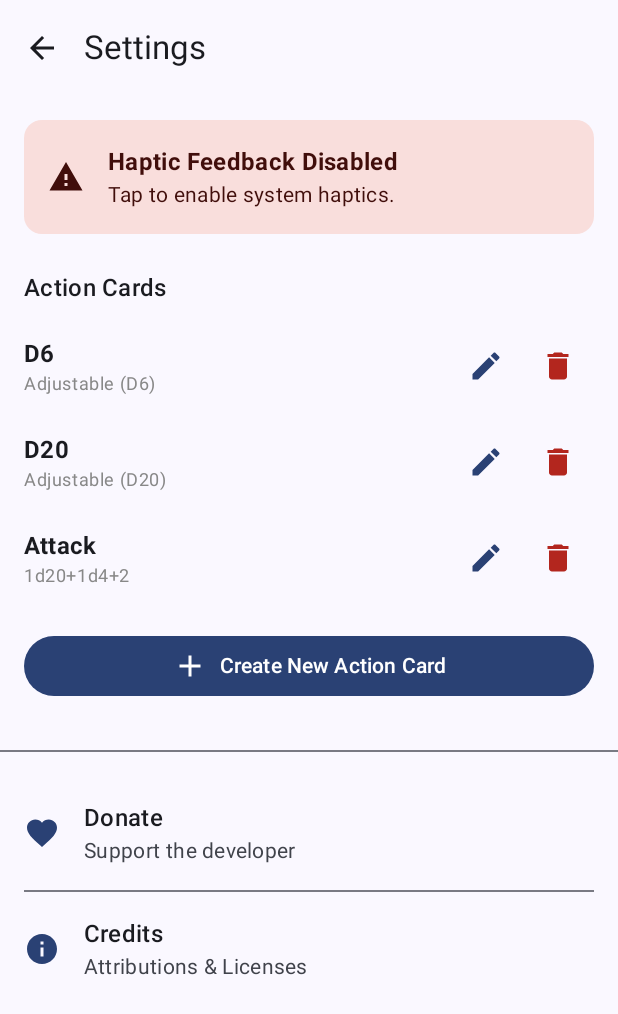
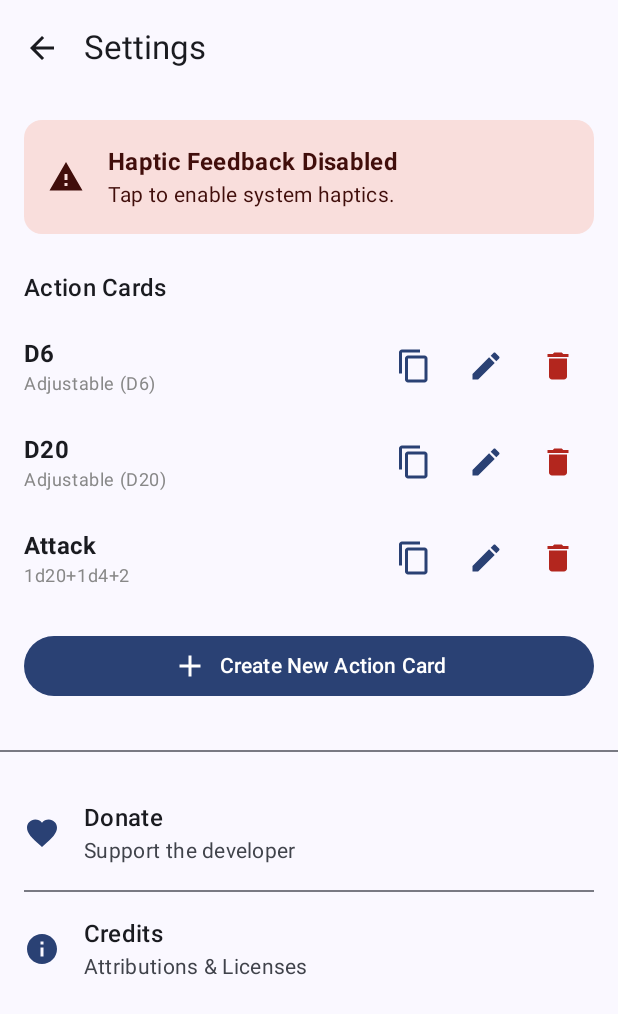
Before and after one commit to CapJunkrat/DiceRoller, an Android app built with Jetpack Compose: the SettingsScreen screen opened through its navigation route, on a phone screen of 412 x 824 dp. Shown: the top 1014 px of the screen. Run offline under Robolectric (Android 15) with nearby library versions, the light colour scheme and no system bars; our stand-ins replace AdMob, Room's generated code; pictures from the network do not load.

Commit message:
feat(ui): Add copy option to action cards

```diff
--- a/app/src/main/java/com/johnz/diceroller/ui/settings/SettingsScreen.kt
+++ b/app/src/main/java/com/johnz/diceroller/ui/settings/SettingsScreen.kt
@@ -25,6 +25,9 @@ import androidx.compose.ui.Alignment
 import androidx.compose.ui.Modifier
 import androidx.compose.ui.draw.clip
 import androidx.compose.ui.graphics.Color
+import androidx.compose.ui.graphics.vector.ImageVector
+import androidx.compose.ui.graphics.vector.path
+import androidx.compose.ui.graphics.SolidColor
 import androidx.compose.ui.platform.LocalContext
 import androidx.compose.ui.text.font.FontWeight
 import androidx.compose.ui.unit.dp
@@ -32,6 +35,43 @@ import androidx.lifecycle.viewmodel.compose.viewModel
 import com.johnz.diceroller.DiceParser
 import com.johnz.diceroller.DiceType
 import com.johnz.diceroller.data.db.ActionCard
+
+// Custom ContentCopy Icon (since we might not have it in dependencies)
+val CopyIcon: ImageVector = ImageVector.Builder(
+    name = "ContentCopy",
+    defaultWidth = 24.dp,
+    defaultHeight = 24.dp,
+    viewportWidth = 24f,
+    viewportHeight = 24f
+).apply {
+    path(fill = SolidColor(Color.Black)) {
+        moveTo(16.0f, 1.0f)
+        horizontalLineTo(4.0f)
+        curveTo(2.9f, 1.0f, 2.0f, 1.9f, 2.0f, 3.0f)
+        verticalLineTo(17.0f)
+        horizontalLineTo(4.0f)
+        verticalLineTo(3.0f)
+        horizontalLineTo(16.0f)
+        verticalLineTo(1.0f)
+        close()
+        moveTo(19.0f, 5.0f)
+        horizontalLineTo(8.0f)
+        curveTo(6.9f, 5.0f, 6.0f, 5.9f, 6.0f, 7.0f)
+        verticalLineTo(21.0f)
+        curveTo(6.0f, 22.1f, 6.9f, 23.0f, 8.0f, 23.0f)
+        horizontalLineTo(19.0f)
+        curveTo(20.1f, 23.0f, 21.0f, 22.1f, 21.0f, 21.0f)
+        verticalLineTo(7.0f)
+        curveTo(21.0f, 5.9f, 20.1f, 5.0f, 19.0f, 5.0f)
+        close()
+        moveTo(19.0f, 21.0f)
+        horizontalLineTo(8.0f)
+        verticalLineTo(7.0f)
+        horizontalLineTo(19.0f)
+        verticalLineTo(21.0f)
+        close()
+    }
+}.build()
 
 @OptIn(ExperimentalMaterial3Api::class)
 @Composable
@@ -220,6 +260,7 @@ fun SettingsScreen(
                     ActionCardRow(
                         card = card,
                         onEdit = { cardToEdit = card },
+                        onDuplicate = { viewModel.duplicateActionCard(card) },
                         onDelete = { cardToDelete = card }
                     )
                 }
@@ -298,7 +339,7 @@ fun SettingsScreen(
 }
 
 @Composable
-fun ActionCardRow(card: ActionCard, onEdit: () -> Unit, onDelete: () -> Unit) {
+fun ActionCardRow(card: ActionCard, onEdit: () -> Unit, onDuplicate: () -> Unit, onDelete: () -> Unit) {
     Row(
         modifier = Modifier
             .fillMaxWidth()
@@ -311,6 +352,9 @@ fun ActionCardRow(card: ActionCard, onEdit: () -> Unit, onDelete: () -> Unit) {
             Text(text = desc, style = MaterialTheme.typography.bodySmall, color = Color.Gray)
         }
 
+        IconButton(onClick = onDuplicate) {
+            Icon(CopyIcon, contentDescription = "Duplicate", tint = MaterialTheme.colorScheme.primary)
+        }
         IconButton(onClick = onEdit) {
             Icon(Icons.Default.Edit, contentDescription = "Edit", tint = MaterialTheme.colorScheme.primary)
         }
--- a/app/src/main/java/com/johnz/diceroller/ui/settings/SettingsViewModel.kt
+++ b/app/src/main/java/com/johnz/diceroller/ui/settings/SettingsViewModel.kt
@@ -96,6 +96,18 @@ class SettingsViewModel(application: Application) : AndroidViewModel(application
         }
     }
 
+    fun duplicateActionCard(card: ActionCard) {
+        viewModelScope.launch {
+            gameRepository.insertActionCard(
+                card.copy(
+                    id = 0, // 0 triggers auto-increment
+                    name = "${card.name} Copy",
+                    isSystem = false // Always duplicate as custom
+                )
+            )
+        }
+    }
+
     fun updateActionCard(card: ActionCard) {
         viewModelScope.launch {
             gameRepository.updateActionCard(card)
```
